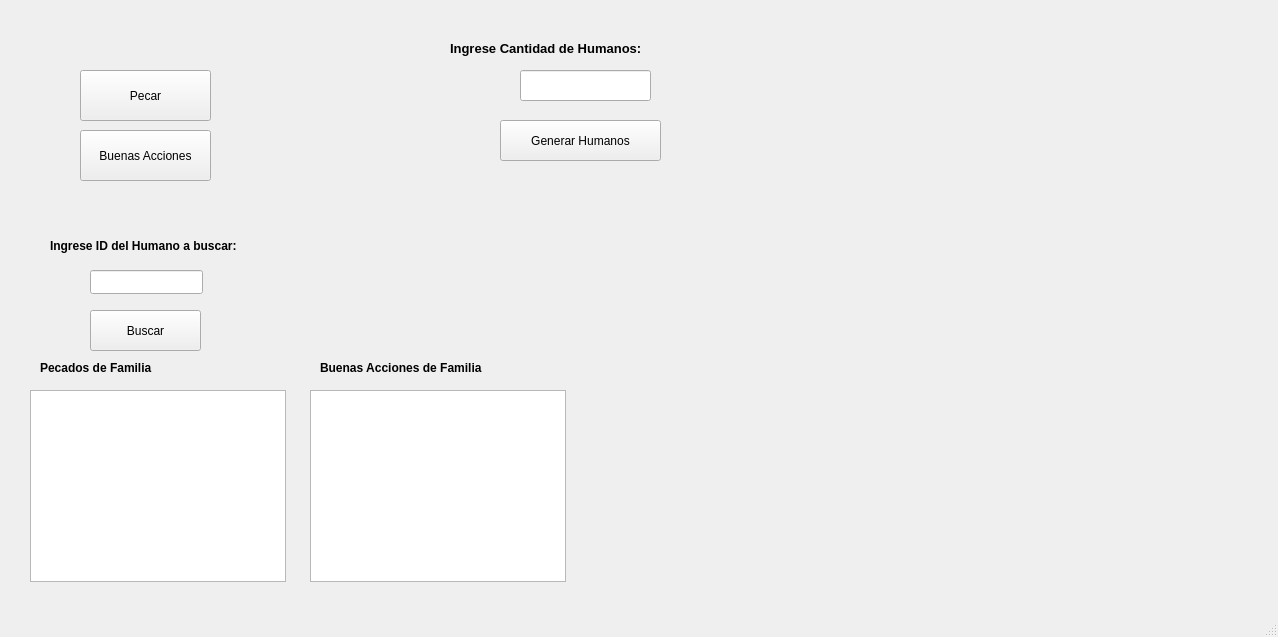
Old version of the form Proyecto2-ED/mainwindow.ui in the repository Huevaldinho/Proyecto2-ED.
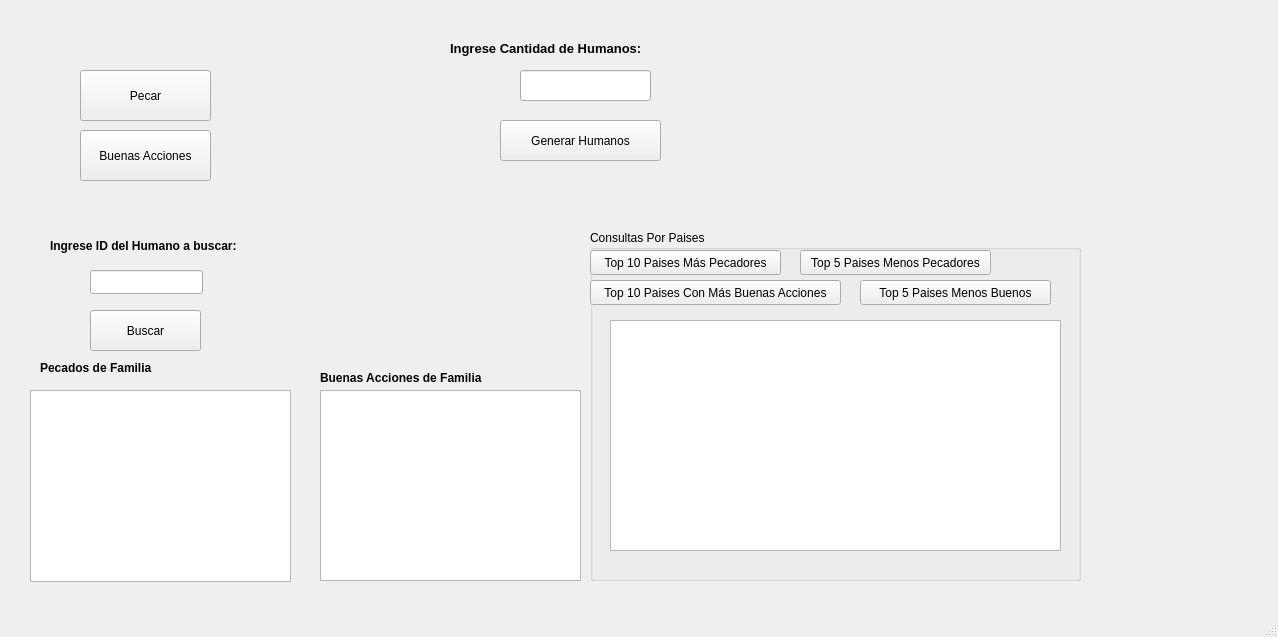
New version of the form.

```diff
--- a/Proyecto2-ED/mainwindow.ui
+++ b/Proyecto2-ED/mainwindow.ui
@@ -136,7 +136,7 @@
      <rect>
       <x>30</x>
       <y>390</y>
-      <width>256</width>
+      <width>261</width>
       <height>192</height>
      </rect>
     </property>
@@ -164,7 +164,7 @@
     <property name="geometry">
      <rect>
       <x>320</x>
-      <y>360</y>
+      <y>370</y>
       <width>181</width>
       <height>16</height>
      </rect>
@@ -182,13 +182,88 @@
    <widget class="QTextBrowser" name="txt_BuenasAccionesFamiliaHumanoBuscado">
     <property name="geometry">
      <rect>
-      <x>310</x>
+      <x>320</x>
       <y>390</y>
-      <width>256</width>
-      <height>192</height>
+      <width>261</width>
+      <height>191</height>
      </rect>
     </property>
    </widget>
+   <widget class="QGroupBox" name="groupBox">
+    <property name="geometry">
+     <rect>
+      <x>590</x>
+      <y>230</y>
+      <width>491</width>
+      <height>351</height>
+     </rect>
+    </property>
+    <property name="title">
+     <string>Consultas Por Paises</string>
+    </property>
+    <widget class="QPushButton" name="btn_Top10PaisesMasPecadores">
+     <property name="geometry">
+      <rect>
+       <x>0</x>
+       <y>20</y>
+       <width>191</width>
+       <height>25</height>
+      </rect>
+     </property>
+     <property name="text">
+      <string>Top 10 Paises Más Pecadores</string>
+     </property>
+    </widget>
+    <widget class="QPushButton" name="btn_Top5PaisesMenosPecadores">
+     <property name="geometry">
+      <rect>
+       <x>210</x>
+       <y>20</y>
+       <width>191</width>
+       <height>25</height>
+      </rect>
+     </property>
+     <property name="text">
+      <string>Top 5 Paises Menos Pecadores</string>
+     </property>
+    </widget>
+    <widget class="QPushButton" name="btn_Top10PaisesConMasBuenasAcciones">
+     <property name="geometry">
+      <rect>
+       <x>0</x>
+       <y>50</y>
+       <width>251</width>
+       <height>25</height>
+      </rect>
+     </property>
+     <property name="text">
+      <string>Top 10 Paises Con Más Buenas Acciones</string>
+     </property>
+    </widget>
+    <widget class="QPushButton" name="btn_Top5PaisesMenosBuenos">
+     <property name="geometry">
+      <rect>
+       <x>270</x>
+       <y>50</y>
+       <width>191</width>
+       <height>25</height>
+      </rect>
+     </property>
+     <property name="text">
+      <string>Top 5 Paises Menos Buenos</string>
+     </property>
+    </widget>
+    <widget class="QTextBrowser" name="txt_ConsultasPorPaises">
+     <property name="geometry">
+      <rect>
+       <x>20</x>
+       <y>90</y>
+       <width>451</width>
+       <height>231</height>
+      </rect>
+     </property>
+    </widget>
+   </widget>
   </widget>
   <widget class="QMenuBar" name="menubar">
    <property name="geometry">
```
